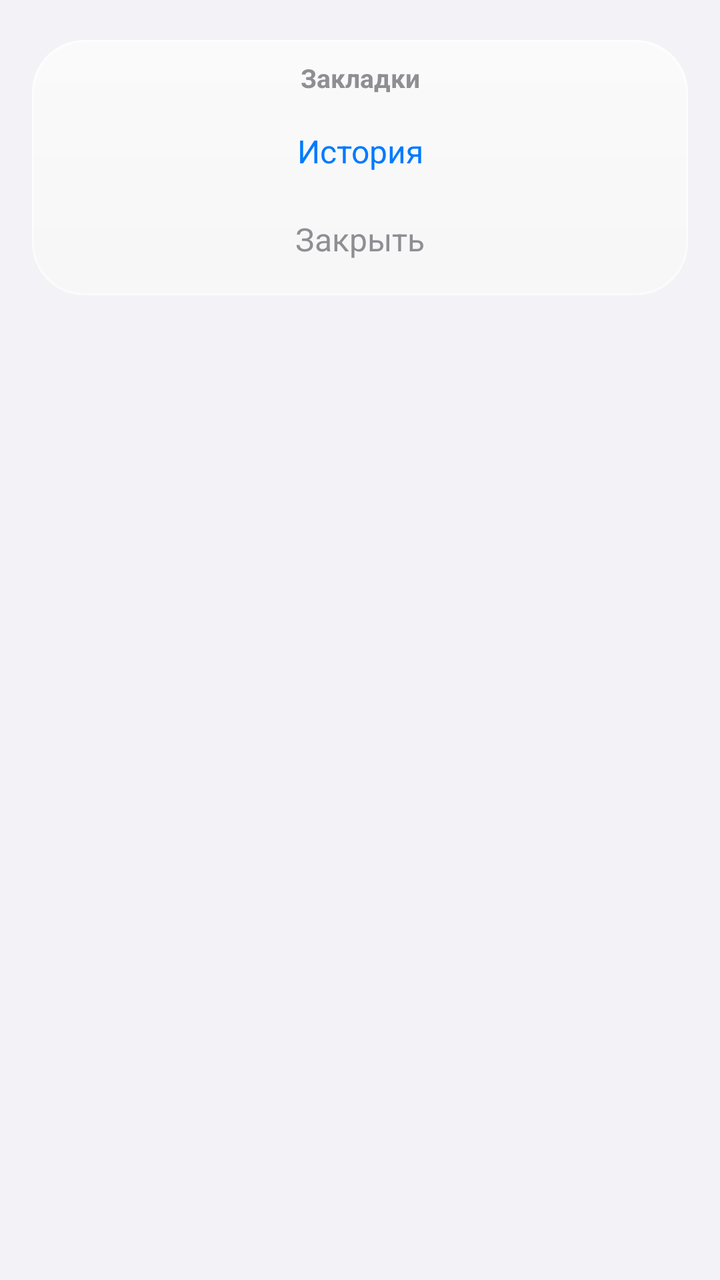
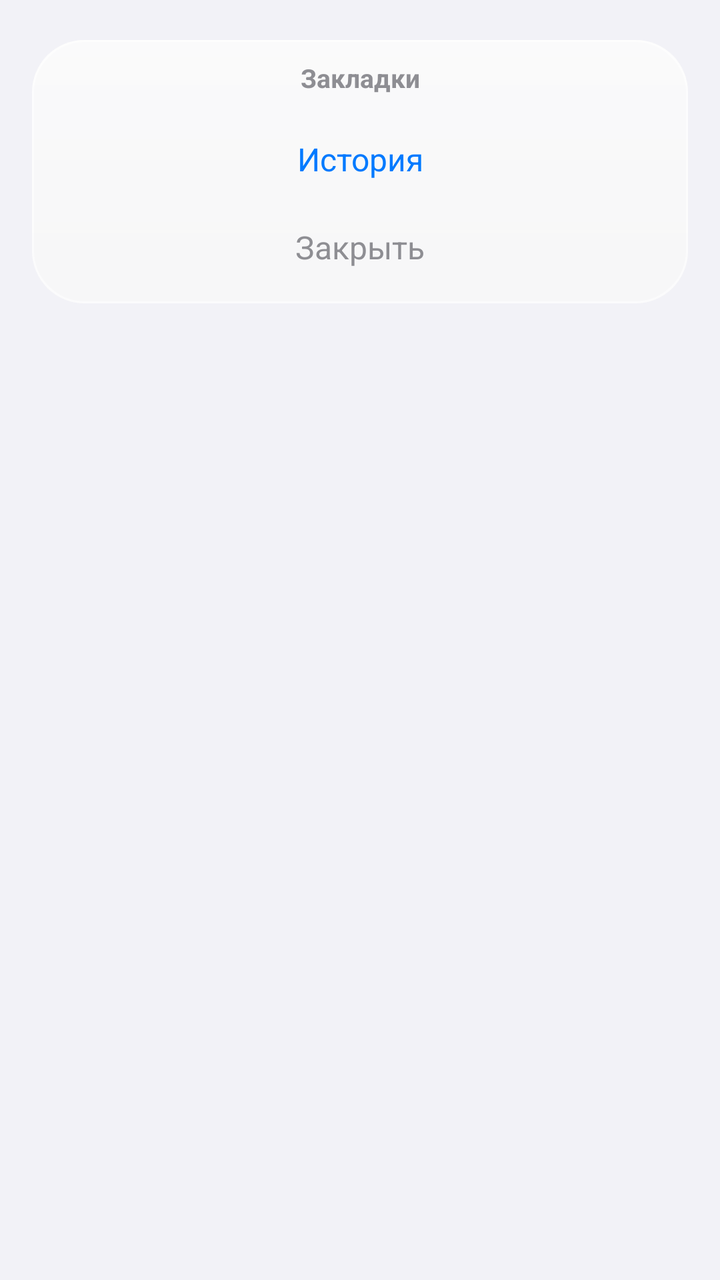

An Android layout rendered at two revisions. The XML below is the earlier revision; the diff shows what the commit changed to produce the second picture.
<!-- AndroidManifest.xml: application theme Theme.Safari -->
<!-- res/layout/dialog_bookmarks.xml -->
<?xml version="1.0" encoding="utf-8"?>
<FrameLayout xmlns:android="http://schemas.android.com/apk/res/android"
    android:layout_width="match_parent"
    android:layout_height="wrap_content"
    android:paddingHorizontal="16dp"
    android:paddingVertical="20dp">

    <LinearLayout
        android:id="@+id/bookmarksCard"
        android:layout_width="match_parent"
        android:layout_height="wrap_content"
        android:background="@drawable/bg_ios_popover"
        android:orientation="vertical"
        android:paddingTop="10dp"
        android:paddingBottom="6dp">

        <TextView
            android:layout_width="match_parent"
            android:layout_height="wrap_content"
            android:gravity="center"
            android:paddingBottom="6dp"
            android:text="Закладки"
            android:textColor="@color/safari_muted"
            android:textSize="13sp"
            android:textStyle="bold" />

        <androidx.recyclerview.widget.RecyclerView
            android:id="@+id/bookmarksList"
            android:layout_width="match_parent"
        android:overScrollMode="never"
        android:paddingBottom="4dp" />

        <TextView
            android:id="@+id/bookmarksHistory"
            android:layout_width="match_parent"
            android:layout_height="44dp"
            android:background="?attr/selectableItemBackground"
            android:gravity="center"
            android:text="История"
            android:textColor="@color/safari_blue"
            android:textSize="16sp" />

        <TextView
            android:id="@+id/bookmarksClose"
            android:layout_width="match_parent"
            android:layout_height="44dp"
            android:background="?attr/selectableItemBackground"
            android:gravity="center"
            android:text="Закрыть"
            android:textColor="@color/safari_muted"
            android:textSize="16sp" />
    </LinearLayout>
</FrameLayout>
<!-- resources referenced by this layout -->
<resources>
  <color name="safari_blue">#007AFF</color>
  <color name="safari_muted">#8E8E93</color>
  <!-- drawable bg_ios_popover (drawable) -->
  <?xml version="1.0" encoding="utf-8"?>
  <layer-list xmlns:android="http://schemas.android.com/apk/res/android">
      <item>
          <shape android:shape="rectangle">
              <solid android:color="@color/safari_popover" />
              <corners android:radius="26dp" />
          </shape>
      </item>
      <item>
          <shape android:shape="rectangle">
              <gradient
                  android:angle="270"
                  android:endColor="#00FFFFFF"
                  android:startColor="@color/safari_glass_specular" />
              <corners android:radius="26dp" />
          </shape>
      </item>
      <item>
          <shape android:shape="rectangle">
              <stroke
                  android:width="1dp"
                  android:color="@color/safari_glass_stroke" />
              <solid android:color="@android:color/transparent" />
              <corners android:radius="26dp" />
          </shape>
      </item>
  </layer-list>
  <style name="Theme.Safari" parent="Theme.MaterialComponents.DayNight.NoActionBar">
          <item name="colorPrimary">@color/safari_blue</item>
          <item name="android:statusBarColor">@android:color/transparent</item>
          <item name="android:navigationBarColor">@android:color/transparent</item>
          <item name="android:windowLightStatusBar">true</item>
          <item name="android:windowLightNavigationBar">true</item>
          <item name="android:windowLayoutInDisplayCutoutMode">shortEdges</item>
          <item name="android:windowBackground">@color/safari_bg</item>
          <item name="android:colorBackground">@color/safari_bg</item>
          <item name="colorOnSurface">@color/safari_text</item>
          <item name="android:fontFamily">sans-serif</item>
          <item name="fontFamily">sans-serif</item>
          <item name="android:textAppearance">@style/TextAppearance.Safari.Body</item>
      </style>
  <color name="safari_popover">#F7F7F8</color>
  <color name="safari_glass_specular">#66FFFFFF</color>
  <color name="safari_glass_stroke">#99FFFFFF</color>
  <color name="safari_bg">#F2F2F7</color>
  <color name="safari_text">#000000</color>
  <style name="TextAppearance.Safari.Body" parent="TextAppearance.MaterialComponents.Body1">
          <item name="android:fontFamily">sans-serif</item>
          <item name="android:textSize">17sp</item>
          <item name="android:letterSpacing">-0.01</item>
          <item name="android:lineSpacingExtra">3dp</item>
          <item name="android:textColor">@color/safari_text</item>
      </style>
</resources>

<!-- the commit's change to res/layout/dialog_bookmarks.xml (unified diff, before → after) -->
@@ -27,8 +27,10 @@
         <androidx.recyclerview.widget.RecyclerView
             android:id="@+id/bookmarksList"
             android:layout_width="match_parent"
-        android:overScrollMode="never"
-        android:paddingBottom="4dp" />
+            android:layout_height="wrap_content"
+            android:clipToPadding="false"
+            android:overScrollMode="never"
+            android:paddingBottom="4dp" />
 
         <TextView
             android:id="@+id/bookmarksHistory"
